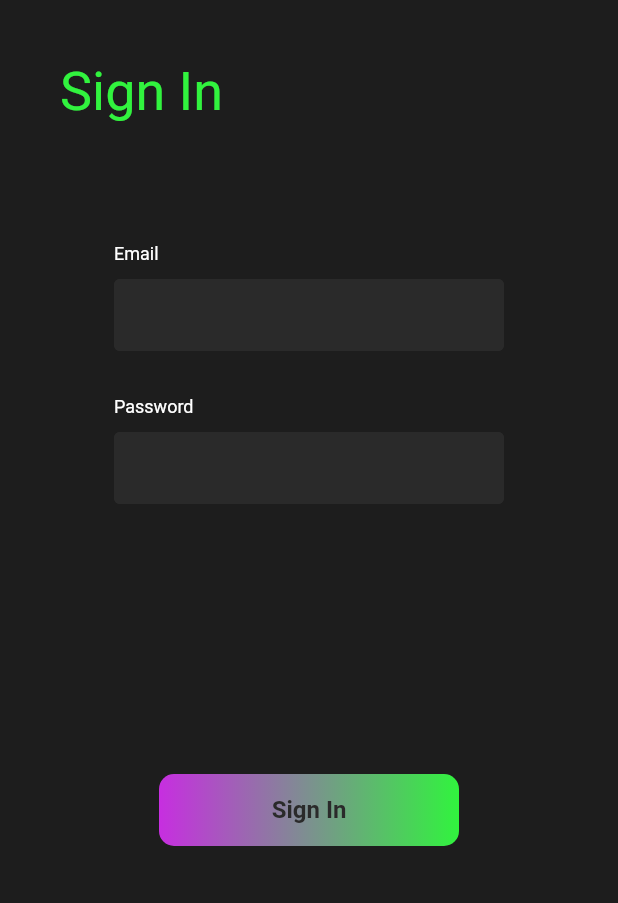
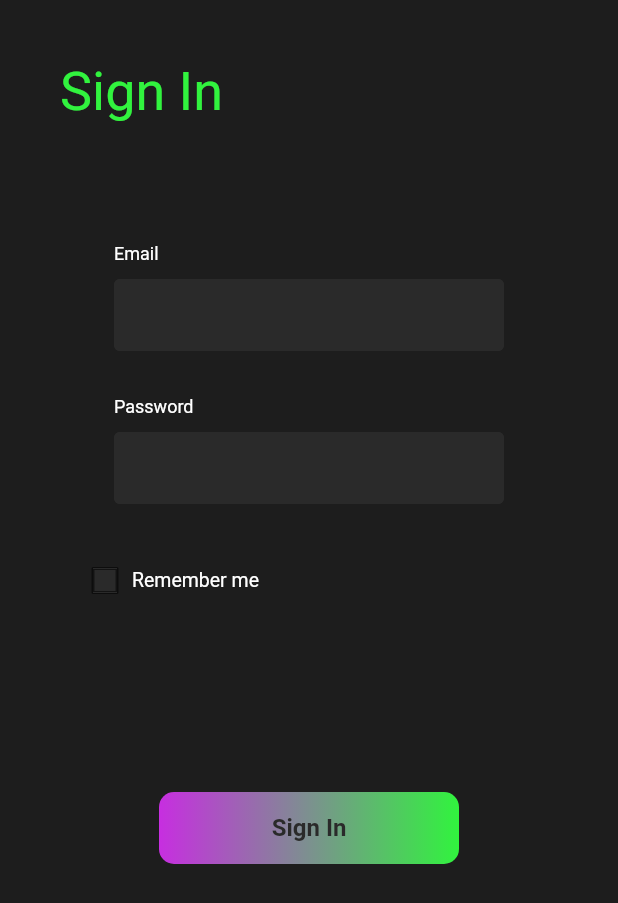
Before and after one commit to ArpitTripathi945/Lynksta, a Flutter app: the screen it shows after launch, after a tap on "Login", on a phone screen of 412 x 824 dp. Shown: the top 903 px of the screen. Run offline on Flutter 3.47's test engine with Material 2 defaults, Android fonts, the phone set to English and light mode, and no system bars; our stand-ins replace google_fonts; Roboto replaces fonts that are missing (Audiowide, Sen).

Commit message:
Created signin page

```diff
--- a/lib/view/auth_land.dart
+++ b/lib/view/auth_land.dart
@@ -105,7 +105,7 @@ class _AuthLandState extends State<AuthLand> {
                               fontFamily: GoogleFonts.roboto().fontFamily,
                               fontSize: 14,
                               fontWeight: FontWeight.bold,
-                              color: Colors.grey),
+                              color: Colors.white),
                         ),
                       ],
                     ),
--- a/lib/view/sign_in.dart
+++ b/lib/view/sign_in.dart
@@ -1,5 +1,6 @@
 import 'package:flutter/material.dart';
 import 'package:lunksta/constants.dart';
+import 'package:lunksta/widgets/checkbox.dart';
 import 'package:lunksta/widgets/grad_button.dart';
 import 'package:lunksta/widgets/grad_text_field.dart';
 
@@ -11,6 +12,8 @@ class SignIn extends StatefulWidget {
 }
 
 class _SignInState extends State<SignIn> {
+  bool? isChecked = false;
+
   @override
   Widget build(BuildContext context) {
     return Material(
@@ -49,24 +52,27 @@ class _SignInState extends State<SignIn> {
                       ),
                       SizedBox(height: 10),
                       GradTextField(),
-                      //           Container(height: 19,
-                      //   width: 19,
-                      //   decoration: BoxDecoration(
-                      //       gradient: LinearGradient(
-                      //         begin: Alignment.topLeft,
-                      //         end: Alignment(10, 3),
-                      //         colors: <Color>[
-                      //           Colors.white,
-                      //           Colors.grey,
-                      //   ],
-                      // )
-                      // ),
-                      //   child: Checkbox(value: false,),
-                      // ),
-                      SizedBox(height: 180),
+                      SizedBox(height: 43),
                     ],
                   ),
                 ),
+                Row(
+                  //mainAxisAlignment: MainAxisAlignment.start,
+                  //crossAxisAlignment: CrossAxisAlignment.center,
+                  children: [
+                    SizedBox(width: 22),
+                    Check(),
+                    SizedBox(width: 10),
+                    Text(
+                      "Remember me",
+                      style: TextStyle(
+                          fontFamily: tertiary,
+                          fontSize: 13,
+                          color: Colors.white),
+                    )
+                  ],
+                ),
+                SizedBox(height: 133),
                 Center(
                   child: GradButton(text: "Sign In", onPressed: () {}),
                 )
--- a/lib/widgets/checkbox.dart
+++ b/lib/widgets/checkbox.dart
@@ -0,0 +1,32 @@
+import 'package:flutter/material.dart';
+import 'package:lunksta/constants.dart';
+
+class Check extends StatefulWidget {
+  const Check({Key? key}) : super(key: key);
+
+  @override
+  State<Check> createState() => _CheckState();
+}
+
+class _CheckState extends State<Check> {
+  bool? isChecked = false;
+
+  @override
+  Widget build(BuildContext context) {
+    return Material(
+      child: Container(
+        height: 16,
+        width: 16,
+        color: element,
+        child: Checkbox(
+            value: isChecked,
+            activeColor: element,
+            onChanged: (newBool) {
+              setState(() {
+                isChecked = newBool;
+              });
+            }),
+      ),
+    );
+  }
+}
```
